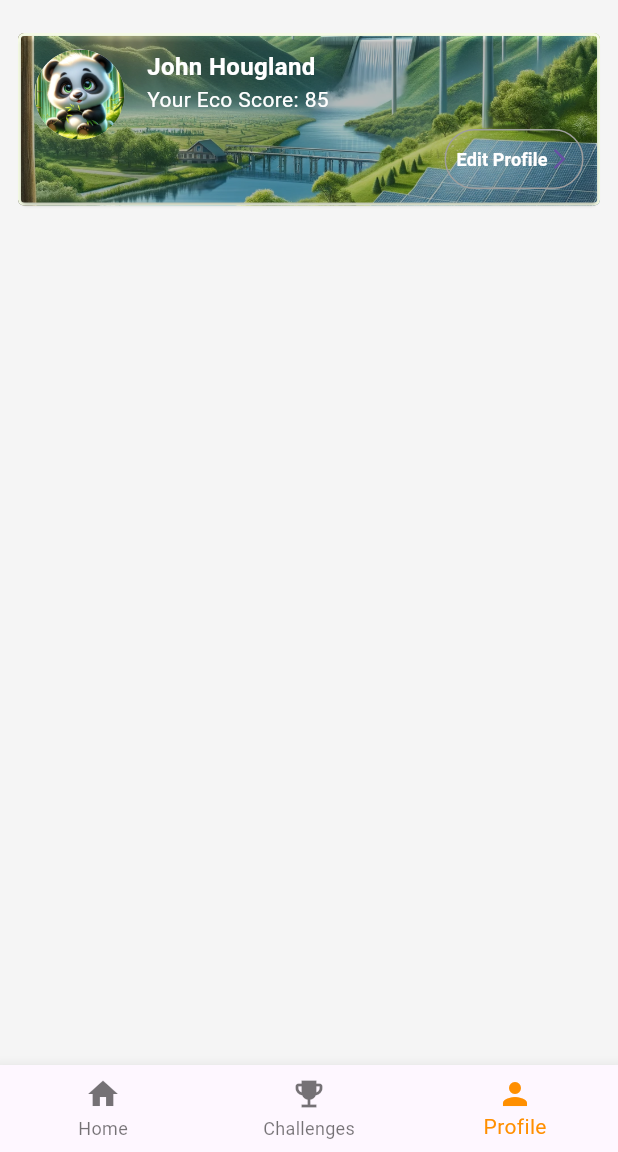
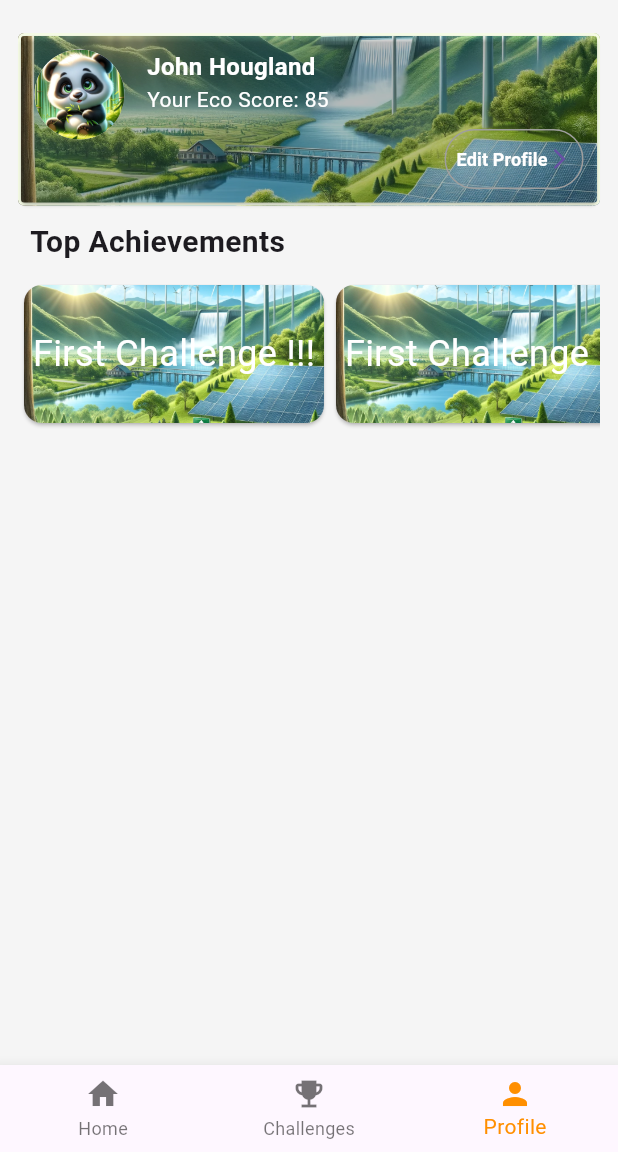
Before and after one commit to ThePandaGroup/Eco-Panda, a Flutter app: the screen it shows after launch, item 3 of the bottom bar chosen, on a phone screen of 412 x 824 dp, the part 84-1236 px from its top. Run offline on Flutter 3.47's test engine with Material 3 defaults, Android fonts, the phone set to English and light mode, and no system bars; our stand-ins replace geolocator, google_maps_flutter.

Commit message:
Updated Top Achievements section of profile page

```diff
--- a/eco_panda/lib/eprofile.dart
+++ b/eco_panda/lib/eprofile.dart
@@ -17,7 +17,7 @@ class _EProfileState extends State<EProfile> {
         child: Padding(
         padding: EdgeInsets.all(12.0),
     child: Column(
-      children: [ProfileSection()],
+      children: [ProfileSection(), AchievementSection()],
     )
     )
     );
@@ -94,6 +94,99 @@ class ProfileSection extends StatelessWidget{
   }
 }
 
+
+class AchievementSection extends StatelessWidget {
+  const AchievementSection({super.key});
+
+  @override
+  Widget build(BuildContext context) {
+    return Column( // Changed from Row to Column
+      crossAxisAlignment: CrossAxisAlignment.start,
+      children: const [
+        Padding(
+          padding: EdgeInsets.symmetric(horizontal: 8.0), // Adjust as needed
+          child: Text(
+            'Top Achievements',
+            style: TextStyle(
+              fontSize: 20,
+              fontWeight: FontWeight.bold,
+            ),
+          ),
+        ),
+        SizedBox(height: 10), // Add some spacing
+        HorizontalScrollableCards(), // This will now be below the text
+      ],
+    );
+  }
+}
+
+
+
+
+class HorizontalScrollableCards extends StatelessWidget {
+  const HorizontalScrollableCards({super.key});
+
+  @override
+  Widget build(BuildContext context) {
+    return Container(
+      height: 100, // Adjust the height as needed
+      child: ListView(
+        scrollDirection: Axis.horizontal,
+        children: const <Widget>[
+          ImageBackgroundCard(backgroundImage: "assets/environmental_background.png", text: "First Challenge !!!"),
+          ImageBackgroundCard(backgroundImage: "assets/environmental_background.png", text: "First Challenge !!!"),
+          ImageBackgroundCard(backgroundImage: "assets/environmental_background.png", text: "First Challenge !!!"),
+          ImageBackgroundCard(backgroundImage: "assets/environmental_background.png", text: "First Challenge !!!"),
+          // Add more cards as needed
+        ],
+      ),
+    );
+  }
+}
+
+/*
+*
+*
+ */
+class ImageBackgroundCard extends StatelessWidget {
+  final String backgroundImage;
+  final String text;
+  final double width; // This will now also determine the height to form a square
+  final TextStyle textStyle;
+
+  const ImageBackgroundCard({
+    Key? key,
+    required this.backgroundImage,
+    required this.text,
+    this.width = 200.0, // Default size for width and height
+    this.textStyle = const TextStyle(color: Colors.white, fontSize: 24), // Default text style
+  }) : super(key: key);
+
+  @override
+  Widget build(BuildContext context) {
+    return Card(
+      clipBehavior: Clip.antiAlias, // Ensures the image is clipped to the card's border radius
+      child: Container(
+        width: width,
+        height: width, // Set height equal to width to make it a square
+        decoration: BoxDecoration(
+          image: DecorationImage(
+            image: AssetImage(backgroundImage),
+            fit: BoxFit.cover,
+          ),
+        ),
+        child: Center(
+          child: Text(
+            text,
+            style: textStyle,
+          ),
+        ),
+      ),
+    );
+  }
+}
+
+
 /*
 *Description: A card can contain background image
 * notes: It is an inheritance from customContainer Card, it is a child class
```
